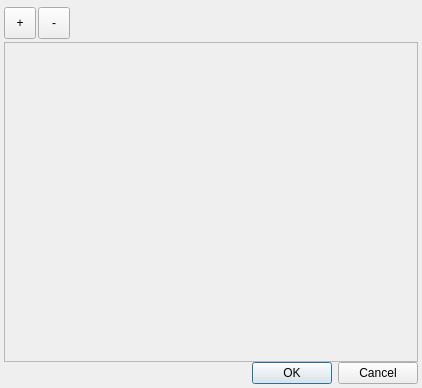
First picture: the form in anreader_sources/datalist_dialog/datalist_dialog.ui, repository anpp/anreader, before the edit.
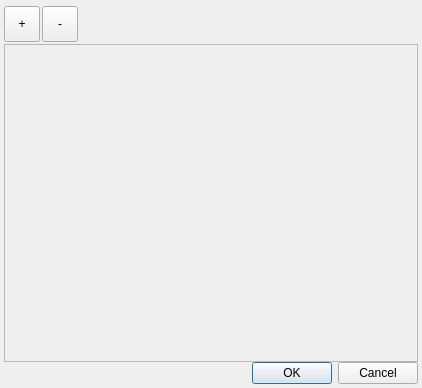
Second picture: the form after the edit. Icons and pictures are not drawn.

Commit message: +button's icons

Patch:
```diff
--- a/anreader_sources/datalist_dialog/datalist_dialog.ui
+++ b/anreader_sources/datalist_dialog/datalist_dialog.ui
@@ -39,7 +39,7 @@
        <property name="maximumSize">
         <size>
          <width>16777215</width>
-         <height>38</height>
+         <height>40</height>
         </size>
        </property>
        <property name="frameShape">
@@ -71,26 +71,46 @@
          <widget class="QToolButton" name="btnAdd">
           <property name="minimumSize">
            <size>
-            <width>32</width>
-            <height>32</height>
+            <width>36</width>
+            <height>36</height>
            </size>
           </property>
           <property name="text">
            <string>+</string>
           </property>
+          <property name="icon">
+           <iconset resource="../images.qrc">
+            <normaloff>:/images/icons/buttons/Button_Add.png</normaloff>:/images/icons/buttons/Button_Add.png</iconset>
+          </property>
+          <property name="iconSize">
+           <size>
+            <width>32</width>
+            <height>32</height>
+           </size>
+          </property>
          </widget>
         </item>
         <item>
          <widget class="QToolButton" name="btnRemove">
           <property name="minimumSize">
            <size>
-            <width>32</width>
-            <height>32</height>
+            <width>36</width>
+            <height>36</height>
            </size>
           </property>
           <property name="text">
            <string>-</string>
           </property>
+          <property name="icon">
+           <iconset resource="../images.qrc">
+            <normaloff>:/images/icons/buttons/Button_Delete.png</normaloff>:/images/icons/buttons/Button_Delete.png</iconset>
+          </property>
+          <property name="iconSize">
+           <size>
+            <width>32</width>
+            <height>32</height>
+           </size>
+          </property>
          </widget>
         </item>
         <item>
```
Left out of the diff: 4 changed lines with no effect on the pictures. The commit also changes 2 other files.
